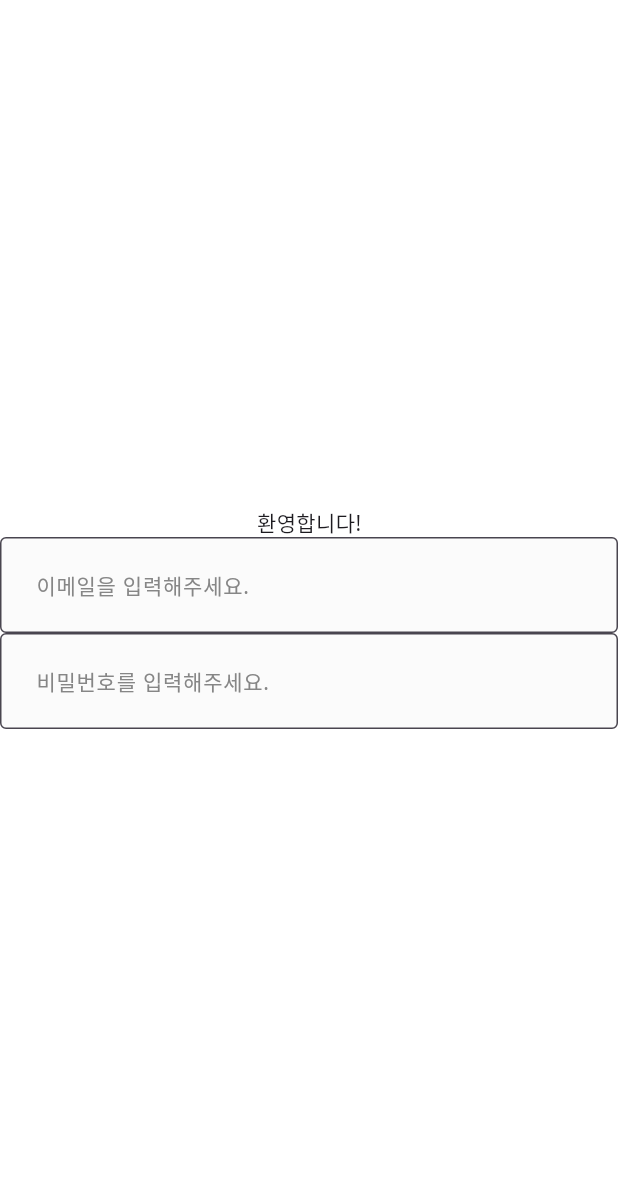
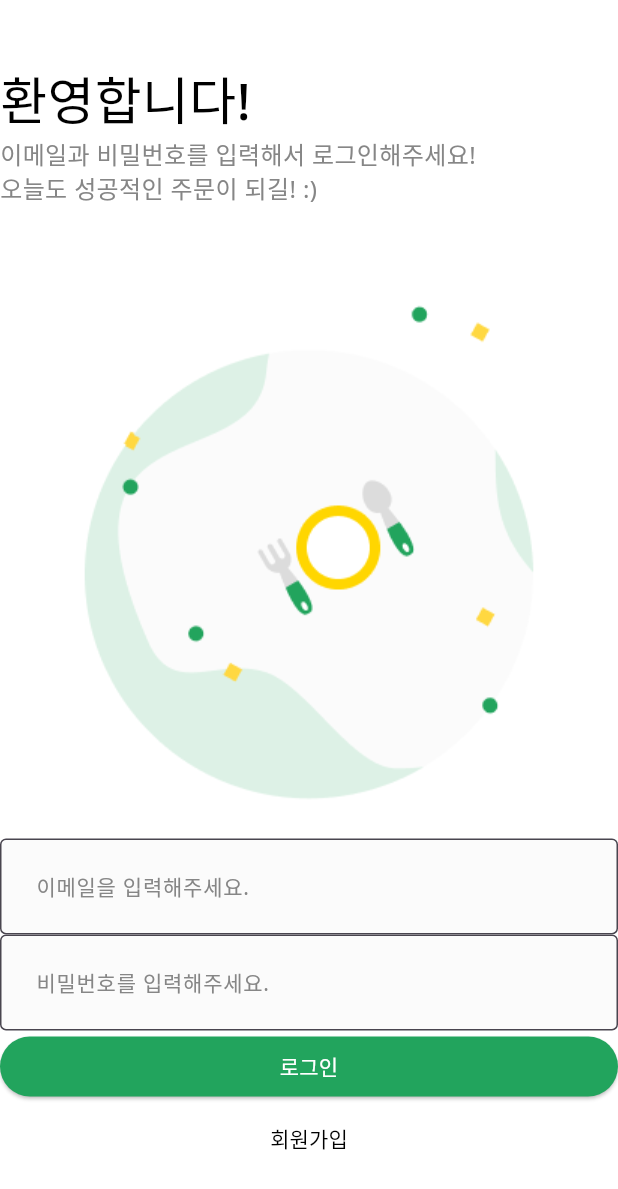
Before and after one commit to bunju20/flutter-study, a Flutter app: the screen it shows after launch, on a phone screen of 412 x 824 dp. Shown: the top 1189 px of the screen. Run offline on Flutter 3.47's test engine with Material 3 defaults, Android fonts, the phone set to English and light mode, and no system bars; our stand-ins replace get.

Commit message:
feat: 로그인 UI 기본 구성

```diff
--- a/9_sectionOne/lib/user/view/login_screen.dart
+++ b/9_sectionOne/lib/user/view/login_screen.dart
@@ -1,4 +1,5 @@
 import 'package:flutter/material.dart';
+import 'package:sectionone/common/const/colors.dart';
 import 'package:sectionone/common/layout/default_layout.dart';
 
 import '../../common/component/custom_text_form_field.dart';
@@ -13,9 +14,15 @@ class LoginScreen extends StatelessWidget {
       top: true,
       bottom: false,
       child: Column(
+        crossAxisAlignment: CrossAxisAlignment.stretch,
         mainAxisAlignment: MainAxisAlignment.center,
         children: [
           _Title(),
+          _Subtitle(),
+          Image.asset(
+            'asset/img/misc/logo.png',
+            width: MediaQuery.of(context).size.width / 3 * 2,
+          ),
           CustomTextFormField(
             hintText: '이메일을 입력해주세요.',
             onChanged: (String value) {},
@@ -25,18 +32,49 @@ class LoginScreen extends StatelessWidget {
             obscureText: true,
             onChanged: (String value) {},
           ),
+          ElevatedButton(
+              onPressed: () {},
+              style: ElevatedButton.styleFrom(primary: PRIMARY_COLOR),
+              child: Text('로그인',
+              style: TextStyle(
+                color: Colors.white,
+              ),)),
+          TextButton(onPressed: () {},style: TextButton.styleFrom(
+            primary: Colors.black,
+          ), child: Text('회원가입'))
         ],
       ),
     ));
   }
 }
 
-
 class _Title extends StatelessWidget {
   const _Title({super.key});
 
   @override
   Widget build(BuildContext context) {
-    return Text('환영합니다!');
+    return Text(
+      '환영합니다!',
+      style: TextStyle(
+        fontSize: 34,
+        fontWeight: FontWeight.w500,
+        color: Colors.black,
+      ),
+    );
   }
 }
+
+class _Subtitle extends StatelessWidget {
+  const _Subtitle({super.key});
+
+  @override
+  Widget build(BuildContext context) {
+    return Text(
+      '이메일과 비밀번호를 입력해서 로그인해주세요! \n오늘도 성공적인 주문이 되길! :)',
+      style: TextStyle(
+        fontSize: 16,
+        color: BODY_TEXT_COLOR,
+      ),
+    );
+  }
+}
```
Lines whose indentation alone changed are shown as unchanged.
